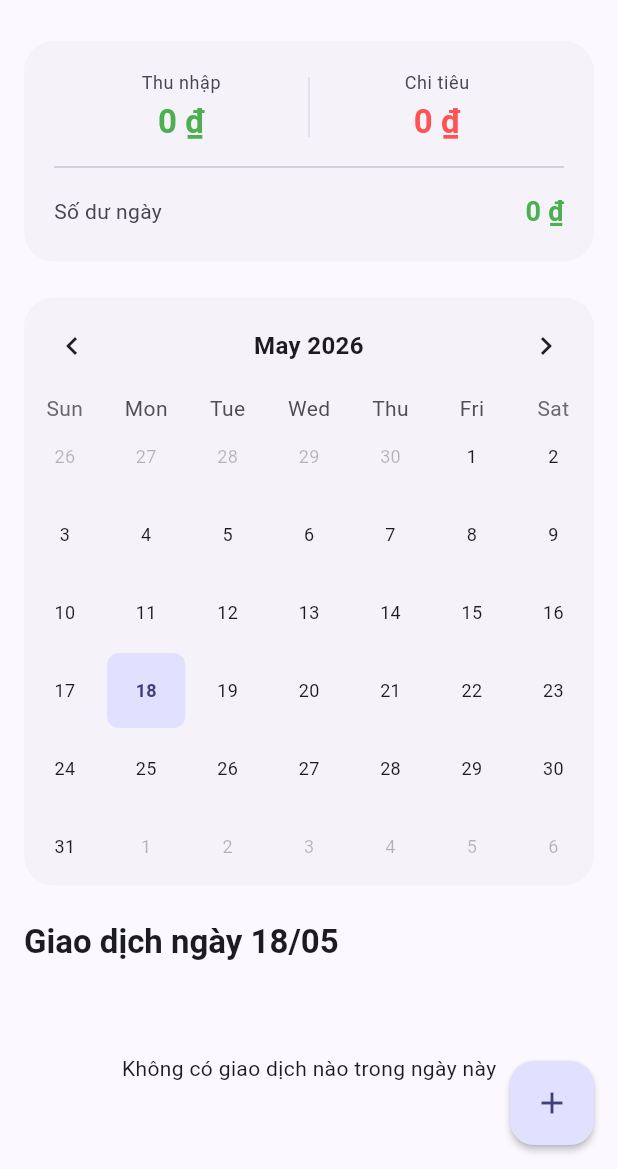
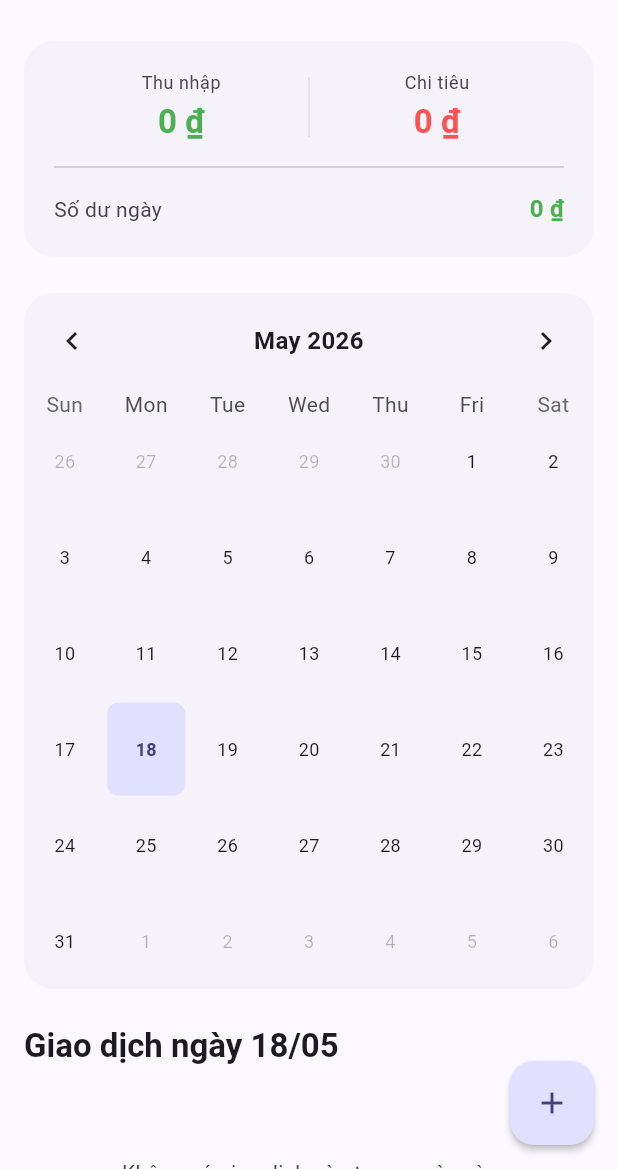
Before and after one commit to hongducdev/notecash, a Flutter app: the screen it shows after launch, on a phone screen of 412 x 824 dp, the part 67-1236 px from its top. Run offline on Flutter 3.47's test engine with Material 3 defaults, Android fonts, the light colour scheme and no system bars; drawn by our look-alikes of dynamic_color, table_calendar; our stand-ins replace flutter_riverpod, go_router, google_fonts, image_picker, isar; missing offline and left inert: google_mlkit_text_recognition; accounts and stored records are empty; generated files the repository leaves out were written again; Roboto replaces fonts that are missing (Momo Trust Display, Momo Trust Sans).

Commit message:
feat: add receipt scanning OCR expense auto-fill
Add support for scanning receipts to automatically fill expense details:
- Add required dependencies (image_picker, google_mlkit_text_recognition)
- Implement OCR service to extract amount, note, and category from receipt images
- Build receipt scanner screen with camera/gallery selection and result editing
- Add scanner route to app router and scan button to expense input screen
- Update desktop platform plugin registrations for file selector
- Clean up app theme code and fix dashboard formatting issues

```diff
--- a/lib/core/router.dart
+++ b/lib/core/router.dart
@@ -1,15 +1,23 @@
 import 'package:go_router/go_router.dart';
 import 'package:notecash/features/dashboard/presentation/main_screen.dart';
 import 'package:notecash/features/expense/presentation/expense_input_screen.dart';
+import 'package:notecash/features/expense/presentation/receipt_scanner_screen.dart';
 import 'package:notecash/features/settings/presentation/settings_screen.dart';
 
 final router = GoRouter(
   initialLocation: '/',
   routes: [
-    GoRoute(path: '/', builder: (context, state) => const MainScreen()),
+    GoRoute(
+      path: '/',
+      builder: (context, state) => const MainScreen(),
+    ),
     GoRoute(
       path: '/add-expense',
       builder: (context, state) => const ExpenseInputScreen(),
+    ),
+    GoRoute(
+      path: '/scan-receipt',
+      builder: (context, state) => const ReceiptScannerScreen(),
     ),
     GoRoute(
       path: '/settings',
--- a/lib/core/theme.dart
+++ b/lib/core/theme.dart
@@ -7,42 +7,18 @@ class AppTheme {
       useMaterial3: true,
       colorScheme: colorScheme,
       brightness: colorScheme.brightness,
-      // Sử dụng Momo Trust Sans cho nội dung chính
-      textTheme: GoogleFonts.momoTrustSansTextTheme().copyWith(
-        // Momo Trust Display cho các tiêu đề lớn
-        displayLarge: GoogleFonts.momoTrustDisplay(
-          fontSize: 32,
-          fontWeight: FontWeight.bold,
-          color: colorScheme.onSurface,
-        ),
-        displayMedium: GoogleFonts.momoTrustDisplay(
-          fontSize: 28,
-          fontWeight: FontWeight.bold,
-          color: colorScheme.onSurface,
-        ),
-        displaySmall: GoogleFonts.momoTrustDisplay(
-          fontSize: 24,
-          fontWeight: FontWeight.bold,
-          color: colorScheme.onSurface,
-        ),
-        // Momo Trust Display cho tiêu đề trang
-        titleLarge: GoogleFonts.momoTrustDisplay(
-          fontSize: 22,
-          fontWeight: FontWeight.bold,
-          color: colorScheme.onSurface,
-        ),
-        titleMedium: GoogleFonts.momoTrustDisplay(
-          fontSize: 18,
-          fontWeight: FontWeight.w600,
-          color: colorScheme.onSurface,
-        ),
+      scaffoldBackgroundColor: colorScheme.surface,
+
+      textTheme: GoogleFonts.momoTrustSansTextTheme().apply(
+        bodyColor: colorScheme.onSurface,
+        displayColor: colorScheme.onSurface,
       ),
-      // Cấu hình các component theo style M3 mặc định
+
       appBarTheme: AppBarTheme(
         backgroundColor: colorScheme.surface,
         elevation: 0,
+        centerTitle: false,
         scrolledUnderElevation: 2,
-        centerTitle: false,
         titleTextStyle: GoogleFonts.momoTrustDisplay(
           fontSize: 22,
           fontWeight: FontWeight.bold,
@@ -50,17 +26,20 @@ class AppTheme {
         ),
         iconTheme: IconThemeData(color: colorScheme.onSurface),
       ),
+
       cardTheme: CardThemeData(
         elevation: 0,
         color: colorScheme.surfaceContainerLow,
         shape: RoundedRectangleBorder(borderRadius: BorderRadius.circular(20)),
       ),
+
       floatingActionButtonTheme: FloatingActionButtonThemeData(
         backgroundColor: colorScheme.primaryContainer,
         foregroundColor: colorScheme.onPrimaryContainer,
         elevation: 2,
         shape: RoundedRectangleBorder(borderRadius: BorderRadius.circular(16)),
       ),
+
       inputDecorationTheme: InputDecorationTheme(
         filled: true,
         fillColor: colorScheme.surfaceContainerHigh,
@@ -69,15 +48,20 @@ class AppTheme {
           borderSide: BorderSide.none,
         ),
         hintStyle: TextStyle(
-          color: colorScheme.onSurfaceVariant.withOpacity(0.6),
+          color: colorScheme.onSurfaceVariant.withValues(alpha: 0.6),
         ),
+      ),
+
+      navigationBarTheme: NavigationBarThemeData(
+        backgroundColor: colorScheme.surface,
+        indicatorColor: colorScheme.secondaryContainer,
       ),
     );
   }
 
   static ColorScheme _defaultScheme(Brightness brightness) =>
       ColorScheme.fromSeed(
-        seedColor: const Color(0xFFD82D8B), // Màu hồng MoMo đặc trưng
+        seedColor: const Color(0xFFD82D8B),
         brightness: brightness,
       );
 
--- a/lib/features/dashboard/presentation/dashboard_screen.dart
+++ b/lib/features/dashboard/presentation/dashboard_screen.dart
@@ -3,9 +3,9 @@ import 'package:flutter_riverpod/flutter_riverpod.dart';
 import 'package:go_router/go_router.dart';
 import 'package:google_fonts/google_fonts.dart';
 import 'package:intl/intl.dart';
+import 'package:table_calendar/table_calendar.dart';
 import 'package:notecash/core/providers.dart';
 import 'package:notecash/features/expense/domain/expense.dart';
-import 'package:table_calendar/table_calendar.dart';
 
 class DashboardScreen extends ConsumerWidget {
   const DashboardScreen({super.key});
@@ -47,17 +47,13 @@ class DashboardScreen extends ConsumerWidget {
                   children: [
                     _buildSpendingOverview(context, ref),
                     const SizedBox(height: 24),
-                    _buildCalendar(
-                      context,
-                      ref,
-                      allExpensesAsync,
-                      selectedDate,
-                    ),
+                    _buildCalendar(context, ref, allExpensesAsync, selectedDate),
                     const SizedBox(height: 24),
                     Text(
                       'Giao dịch ngày ${DateFormat('dd/MM').format(selectedDate)}',
                       style: Theme.of(context).textTheme.titleLarge?.copyWith(
                             fontWeight: FontWeight.bold,
+                            color: colorScheme.onSurface,
                           ),
                     ),
                     const SizedBox(height: 12),
@@ -68,11 +64,14 @@ class DashboardScreen extends ConsumerWidget {
             dateExpensesAsync.when(
               data: (expenses) {
                 if (expenses.isEmpty) {
-                  return const SliverToBoxAdapter(
+                  return SliverToBoxAdapter(
                     child: Padding(
-                      padding: EdgeInsets.symmetric(vertical: 32),
+                      padding: const EdgeInsets.symmetric(vertical: 32),
                       child: Center(
-                        child: Text('Không có giao dịch nào trong ngày này'),
+                        child: Text(
+                          'Không có giao dịch nào trong ngày này',
+                          style: TextStyle(color: colorScheme.onSurfaceVariant),
+                        ),
                       ),
                     ),
                   );
@@ -87,8 +86,14 @@ class DashboardScreen extends ConsumerWidget {
               loading: () => const SliverToBoxAdapter(
                 child: Center(child: CircularProgressIndicator()),
               ),
-              error: (err, _) =>
-                  SliverToBoxAdapter(child: Center(child: Text('Lỗi: $err'))),
+              error: (err, _) => SliverToBoxAdapter(
+                child: Center(
+                  child: Text(
+                    'Lỗi: $err',
+                    style: TextStyle(color: colorScheme.error),
+                  ),
+                ),
+              ),
             ),
           ],
         ),
@@ -113,10 +118,7 @@ class DashboardScreen extends ConsumerWidget {
           }
         }
 
-        final currencyFormat = NumberFormat.currency(
-          locale: 'vi_VN',
-          symbol: '₫',
-        );
+        final currencyFormat = NumberFormat.currency(locale: 'vi_VN', symbol: '₫');
 
         return Card(
           margin: EdgeInsets.zero,
@@ -139,7 +141,7 @@ class DashboardScreen extends ConsumerWidget {
                     Container(
                       height: 40,
                       width: 1,
-                      color: colorScheme.outlineVariant.withOpacity(0.5),
+                      color: colorScheme.outlineVariant.withValues(alpha: 0.5),
                     ),
                     Expanded(
                       child: _buildOverviewItem(
@@ -166,9 +168,7 @@ class DashboardScreen extends ConsumerWidget {
                       currencyFormat.format(totalIncome - totalExpense),
                       style: Theme.of(context).textTheme.titleMedium?.copyWith(
                             fontWeight: FontWeight.bold,
-                        color: (totalIncome - totalExpense) >= 0
-                            ? Colors.green
-                            : Colors.redAccent,
+                            color: (totalIncome - totalExpense) >= 0 ? Colors.green : Colors.redAccent,
                           ),
                     ),
                   ],
@@ -178,10 +178,8 @@ class DashboardScreen extends ConsumerWidget {
           ),
         );
       },
-      loading: () =>
-          const Card(child: SizedBox(height: 120, width: double.infinity)),
-      error: (_, __) =>
-          const Card(child: SizedBox(height: 120, width: double.infinity)),
+      loading: () => const Card(child: SizedBox(height: 120, width: double.infinity)),
+      error: (_, __) => const Card(child: SizedBox(height: 120, width: double.infinity)),
     );
   }
 
@@ -212,12 +210,7 @@ class DashboardScreen extends ConsumerWidget {
     );
   }
 
-  Widget _buildCalendar(
-    BuildContext context,
-    WidgetRef ref,
-    AsyncValue<List<Expense>> allExpensesAsync,
-    DateTime selectedDate,
-  ) {
+  Widget _buildCalendar(BuildContext context, WidgetRef ref, AsyncValue<List<Expense>> allExpensesAsync, DateTime selectedDate) {
     final colorScheme = Theme.of(context).colorScheme;
 
     return Card(
@@ -226,11 +219,7 @@ class DashboardScreen extends ConsumerWidget {
         data: (allExpenses) {
           final Map<DateTime, List<Expense>> groupedExpenses = {};
           for (var expense in allExpenses) {
-            final date = DateTime(
-              expense.createdAt.year,
-              expense.createdAt.month,
-              expense.createdAt.day,
-            );
+            final date = DateTime(expense.createdAt.year, expense.createdAt.month, expense.createdAt.day);
             groupedExpenses.putIfAbsent(date, () => []).add(expense);
           }
 
@@ -239,42 +228,31 @@ class DashboardScreen extends ConsumerWidget {
             lastDay: DateTime.utc(2030, 12, 31),
             focusedDay: selectedDate,
             calendarFormat: CalendarFormat.month,
-            rowHeight: 52,
+            rowHeight: 64,
             availableCalendarFormats: const {CalendarFormat.month: 'Tháng'},
             selectedDayPredicate: (day) => isSameDay(selectedDate, day),
             onDaySelected: (selectedDay, focusedDay) {
               ref.read(selectedDateProvider.notifier).state = selectedDay;
             },
             calendarBuilders: CalendarBuilders(
-              defaultBuilder: (context, day, focusedDay) => _buildCalendarDay(
-                day,
-                groupedExpenses[DateTime(day.year, day.month, day.day)],
-                colorScheme,
-              ),
-              selectedBuilder: (context, day, focusedDay) => _buildCalendarDay(
-                day,
-                groupedExpenses[DateTime(day.year, day.month, day.day)],
-                colorScheme,
-                isSelected: true,
-              ),
-              todayBuilder: (context, day, focusedDay) => _buildCalendarDay(
-                day,
-                groupedExpenses[DateTime(day.year, day.month, day.day)],
-                colorScheme,
-                isToday: true,
-              ),
+              defaultBuilder: (context, day, focusedDay) => _buildCalendarDay(day, groupedExpenses[DateTime(day.year, day.month, day.day)], colorScheme),
+              selectedBuilder: (context, day, focusedDay) => _buildCalendarDay(day, groupedExpenses[DateTime(day.year, day.month, day.day)], colorScheme, isSelected: true),
+              todayBuilder: (context, day, focusedDay) => _buildCalendarDay(day, groupedExpenses[DateTime(day.year, day.month, day.day)], colorScheme, isToday: true),
               outsideBuilder: (context, day, focusedDay) => Opacity(
                 opacity: 0.3,
                 child: _buildCalendarDay(day, null, colorScheme),
               ),
             ),
-            headerStyle: const HeaderStyle(
+            headerStyle: HeaderStyle(
               formatButtonVisible: false,
               titleCentered: true,
               titleTextStyle: TextStyle(
                 fontWeight: FontWeight.bold,
                 fontSize: 16,
+                color: colorScheme.onSurface,
               ),
+              leftChevronIcon: Icon(Icons.chevron_left, color: colorScheme.onSurface),
+              rightChevronIcon: Icon(Icons.chevron_right, color: colorScheme.onSurface),
             ),
             calendarStyle: const CalendarStyle(
               outsideDaysVisible: true,
@@ -284,34 +262,19 @@ class DashboardScreen extends ConsumerWidget {
             ),
           );
         },
-        loading: () => const SizedBox(
-          height: 300,
-          child: Center(child: CircularProgressIndicator()),
-        ),
-        error: (err, _) => SizedBox(
-          height: 300,
-          child: Center(child: Text('Lỗi tải lịch: $err')),
-        ),
+        loading: () => const SizedBox(height: 300, child: Center(child: CircularProgressIndicator())),
+        error: (err, _) => SizedBox(height: 300, child: Center(child: Text('Lỗi tải lịch: $err'))),
       ),
     );
   }
 
-  Widget _buildCalendarDay(
-    DateTime day,
-    List<Expense>? expenses,
-    ColorScheme colorScheme, {
-    bool isSelected = false,
-    bool isToday = false,
-  }) {
+  Widget _buildCalendarDay(DateTime day, List<Expense>? expenses, ColorScheme colorScheme, {bool isSelected = false, bool isToday = false}) {
     double totalIncome = 0;
     double totalExpense = 0;
 
     if (expenses != null) {
       for (var e in expenses) {
-        if (e.isIncome)
-          totalIncome += e.amount;
-        else
-          totalExpense += e.amount;
+        if (e.isIncome) totalIncome += e.amount; else totalExpense += e.amount;
       }
     }
 
@@ -320,53 +283,26 @@ class DashboardScreen extends ConsumerWidget {
       child: Container(
         margin: const EdgeInsets.all(1),
         decoration: BoxDecoration(
-          color: isSelected
-              ? colorScheme.primaryContainer
-              : (isToday ? colorScheme.surfaceVariant : null),
+          color: isSelected ? colorScheme.primaryContainer : (isToday ? colorScheme.surfaceVariant : null),
           borderRadius: BorderRadius.circular(8),
-          border: isToday
-              ? Border.all(color: colorScheme.primary, width: 1)
-              : null,
+          border: isToday ? Border.all(color: colorScheme.primary, width: 1) : null,
         ),
         child: Column(
           mainAxisAlignment: MainAxisAlignment.center,
           children: [
             if (totalIncome > 0)
-              Text(
-                '+${_formatCompact(totalIncome)}',
-                style: const TextStyle(
-                  color: Colors.green,
-                  fontSize: 8,
-                  fontWeight: FontWeight.bold,
-                ),
-              )
-            else
-              const SizedBox(height: 10),
+              Text('+${_formatCompact(totalIncome)}', style: const TextStyle(color: Colors.green, fontSize: 8, fontWeight: FontWeight.bold))
+            else const SizedBox(height: 10),
 
-            Text(
-              '${day.day}',
-              style: TextStyle(
-                fontWeight: (isSelected || isToday)
-                    ? FontWeight.bold
-                    : FontWeight.normal,
-                color: isSelected
-                    ? colorScheme.onPrimaryContainer
-                    : colorScheme.onSurface,
+            Text('${day.day}', style: TextStyle(
+              fontWeight: (isSelected || isToday) ? FontWeight.bold : FontWeight.normal,
+              color: isSelected ? colorScheme.onPrimaryContainer : colorScheme.onSurface,
               fontSize: 12,
-              ),
-            ),
+            )),
 
             if (totalExpense > 0)
-              Text(
-                '-${_formatCompact(totalExpense)}',
-                style: const TextStyle(
-                  color: Colors.redAccent,
-                  fontSize: 8,
-                  fontWeight: FontWeight.bold,
-                ),
-              )
-            else
-              const SizedBox(height: 10),
+              Text('-${_formatCompact(totalExpense)}', style: const TextStyle(color: Colors.redAccent, fontSize: 8, fontWeight: FontWeight.bold))
+            else const SizedBox(height: 10),
           ],
         ),
       ),
@@ -394,29 +330,17 @@ class _ExpenseTile extends StatelessWidget {
       child: Card(
         margin: EdgeInsets.zero,
         child: ListTile(
-          contentPadding: const EdgeInsets.symmetric(
-            horizontal: 16,
-            vertical: 4,
-          ),
+          contentPadding: const EdgeInsets.symmetric(horizontal: 16, vertical: 4),
           leading: Container(
             padding: const EdgeInsets.all(10),
             decoration: BoxDecoration(
               color: colorScheme.secondaryContainer,
               borderRadius: BorderRadius.circular(12),
             ),
-            child: Icon(
-              _getCategoryIcon(expense.category),
-              color: colorScheme.onSecondaryContainer,
+            child: Icon(_getCategoryIcon(expense.category), color: colorScheme.onSecondaryContainer),
           ),
-          ),
-          title: Text(
-            expense.note,
-            style: const TextStyle(fontWeight: FontWeight.w600),
-          ),
-          subtitle: Text(
-            DateFormat('HH:mm').format(expense.createdAt),
-            style: TextStyle(color: colorScheme.onSurfaceVariant),
-          ),
+          title: Text(expense.note, style: TextStyle(fontWeight: FontWeight.w600, color: colorScheme.onSurface)),
+          subtitle: Text(DateFormat('HH:mm').format(expense.createdAt), style: TextStyle(color: colorScheme.onSurfaceVariant)),
           trailing: Text(
             '${expense.isIncome ? "+" : "-"}${currencyFormat.format(expense.amount)}',
             style: TextStyle(
@@ -431,20 +355,13 @@ class _ExpenseTile extends StatelessWidget {
 
   IconData _getCategoryIcon(ExpenseCategory category) {
     switch (category) {
-      case ExpenseCategory.foodAndDrink:
-        return Icons.restaurant_outlined;
-      case ExpenseCategory.transport:
-        return Icons.directions_car_outlined;
-      case ExpenseCategory.shopping:
-        return Icons.shopping_bag_outlined;
-      case ExpenseCategory.bills:
-        return Icons.receipt_long_outlined;
-      case ExpenseCategory.entertainment:
-        return Icons.sports_esports_outlined;
-      case ExpenseCategory.income:
-        return Icons.attach_money_outlined;
-      default:
-        return Icons.category_outlined;
+      case ExpenseCategory.foodAndDrink: return Icons.restaurant_outlined;
+      case ExpenseCategory.transport: return Icons.directions_car_outlined;
+      case ExpenseCategory.shopping: return Icons.shopping_bag_outlined;
+      case ExpenseCategory.bills: return Icons.receipt_long_outlined;
+      case ExpenseCategory.entertainment: return Icons.sports_esports_outlined;
+      case ExpenseCategory.income: return Icons.attach_money_outlined;
+      default: return Icons.category_outlined;
     }
   }
 }
--- a/lib/features/expense/presentation/expense_input_screen.dart
+++ b/lib/features/expense/presentation/expense_input_screen.dart
@@ -60,6 +60,11 @@ class _ExpenseInputScreenState extends ConsumerState<ExpenseInputScreen> {
           onPressed: () => context.pop(),
         ),
         actions: [
+          IconButton(
+            onPressed: () => context.push('/scan-receipt'),
+            icon: const Icon(Icons.document_scanner_outlined),
+            tooltip: 'Quét hóa đơn',
+          ),
           TextButton(
             onPressed: _previewExpense != null && _previewExpense!.amount > 0
                 ? _save
--- a/pubspec.yaml
+++ b/pubspec.yaml
@@ -46,6 +46,8 @@ dependencies:
     # UI & Utilities
     dynamic_color: ^1.7.0
     table_calendar: ^3.1.2
+    image_picker: ^1.1.2
+    google_mlkit_text_recognition: ^0.13.0
     fl_chart: ^0.68.0
     intl: ^0.19.0
     google_fonts: ^8.1.0
```
Also changed, not shown: lib/features/expense/presentation/receipt_scanner_screen.dart (added, +363 -0 lines), lib/services/ocr_service.dart (added, +79 -0 lines), pubspec.lock, 5 other files. Lines whose indentation alone changed are shown as unchanged.
